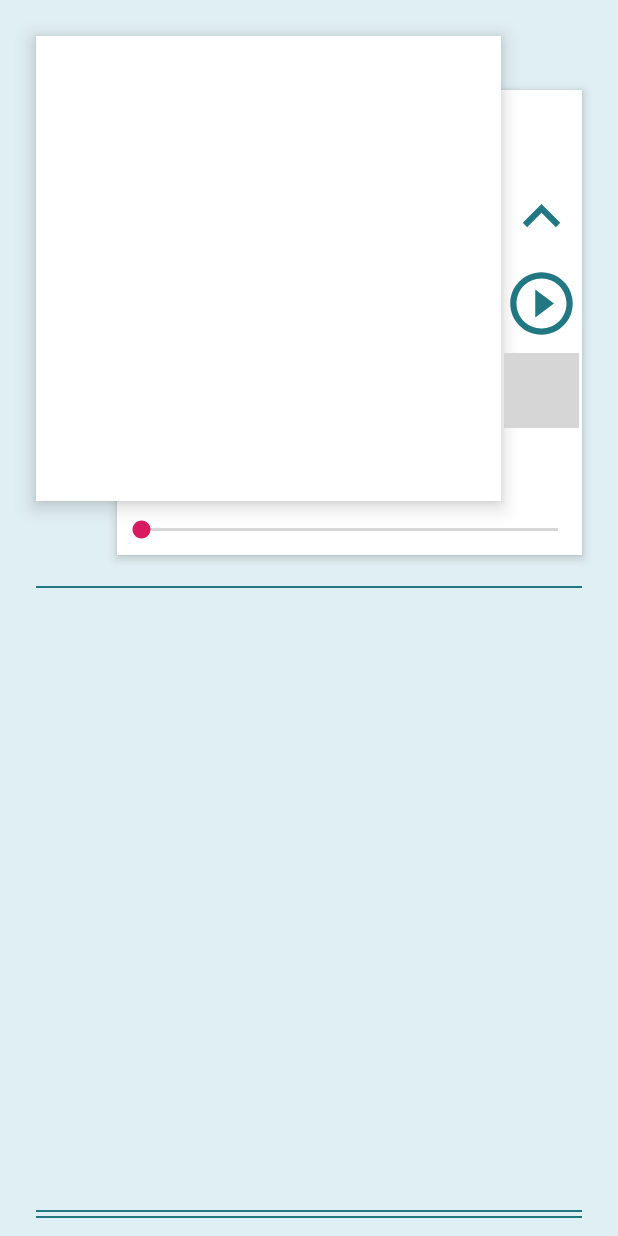
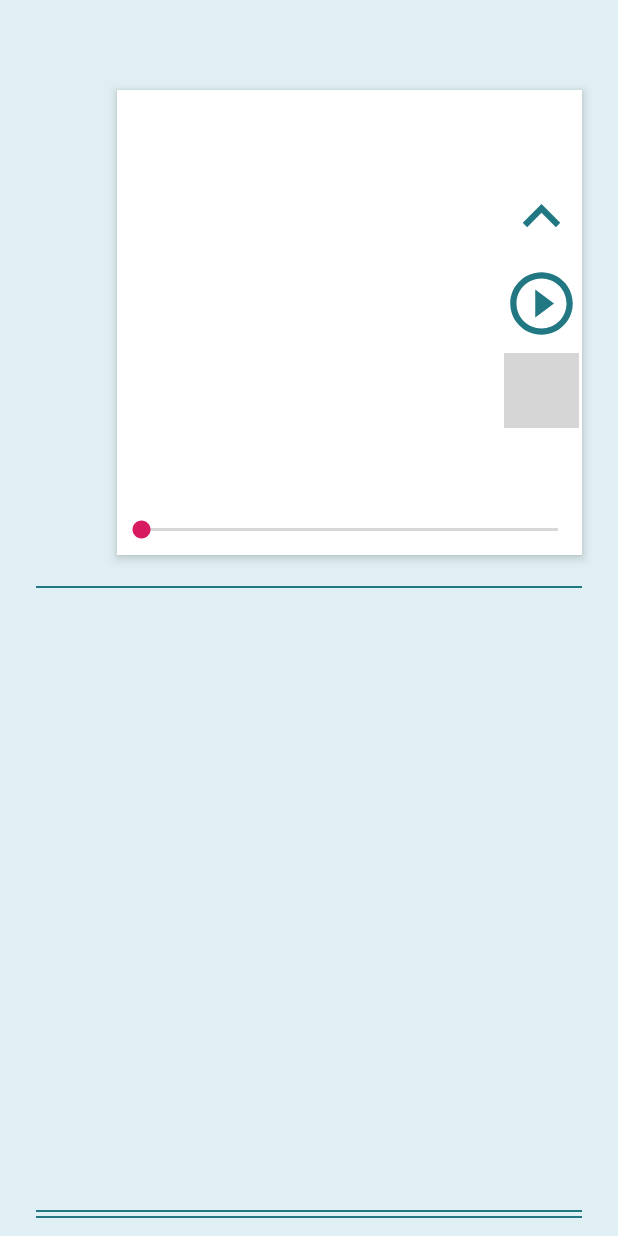
Before and after one commit to DmitriiVM/MusicPlayer, an Android app: the screen it shows after launch (MainActivity), on a phone screen of 412 x 824 dp. Run offline under Robolectric (Android 15) with nearby library versions, the phone set to English and light mode, and no system bars; network calls fail; grey boxes are pictures that could not be loaded.

Commit message:
Плейлист, смена portrait дизайна

```diff
--- a/app/src/main/res/layout-land/activity_main.xml
+++ b/app/src/main/res/layout-land/activity_main.xml
@@ -8,7 +8,7 @@
 
 
     <ImageView
-        android:id="@+id/imageViewIcon"
+        android:id="@+id/imageViewIcon1"
         android:layout_width="0dp"
         android:layout_height="0dp"
         android:layout_marginStart="8dp"
--- a/app/src/main/res/layout/activity_main.xml
+++ b/app/src/main/res/layout/activity_main.xml
@@ -66,13 +66,27 @@
 
 
     <ImageView
-        android:id="@+id/imageViewIcon"
+        android:id="@+id/imageViewIcon1"
         android:layout_width="310dp"
         android:layout_height="310dp"
         android:layout_marginStart="24dp"
         android:layout_marginTop="24dp"
         android:background="@android:color/white"
         android:elevation="8dp"
+        android:visibility="gone"
+        app:layout_constraintStart_toStartOf="parent"
+        app:layout_constraintTop_toTopOf="parent"
+        tools:srcCompat="@mipmap/ic_launcher" />
+
+    <ImageView
+        android:id="@+id/imageViewIcon2"
+        android:layout_width="310dp"
+        android:layout_height="310dp"
+        android:layout_marginStart="24dp"
+        android:layout_marginTop="24dp"
+        android:background="@android:color/white"
+        android:elevation="8dp"
+        android:visibility="gone"
         app:layout_constraintStart_toStartOf="parent"
         app:layout_constraintTop_toTopOf="parent"
         tools:srcCompat="@mipmap/ic_launcher" />
```
Also changed, not shown: app/src/main/java/com/example/musicplayer/Util.kt (added, +48 -0 lines), app/src/main/java/com/example/musicplayer/client/MainActivity.kt (+45 -23 lines).
